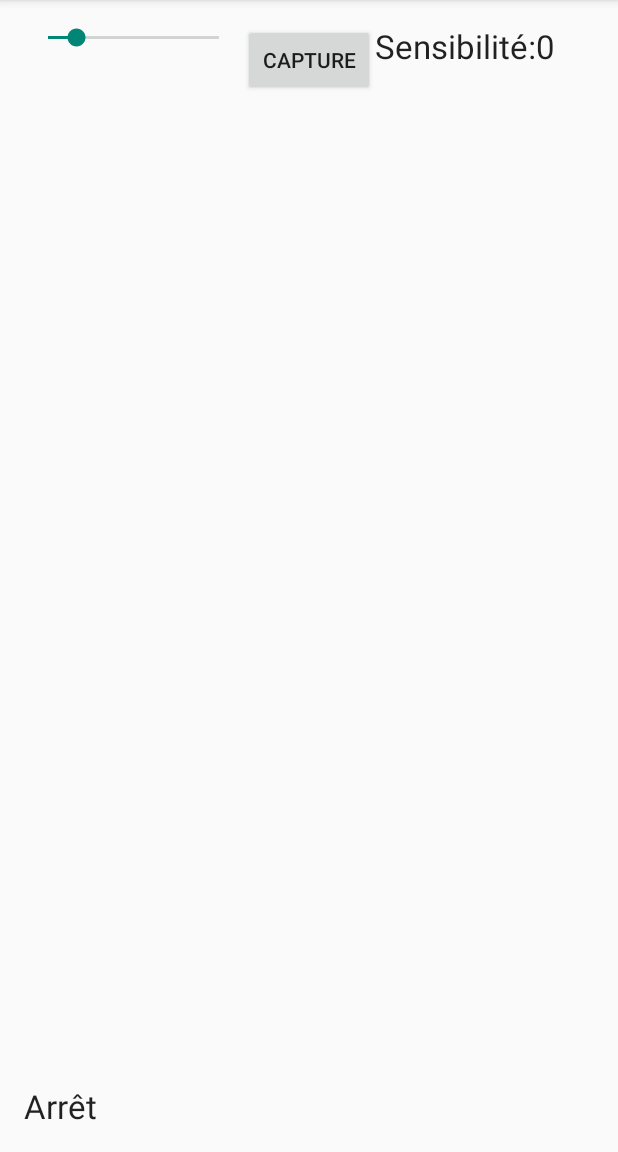
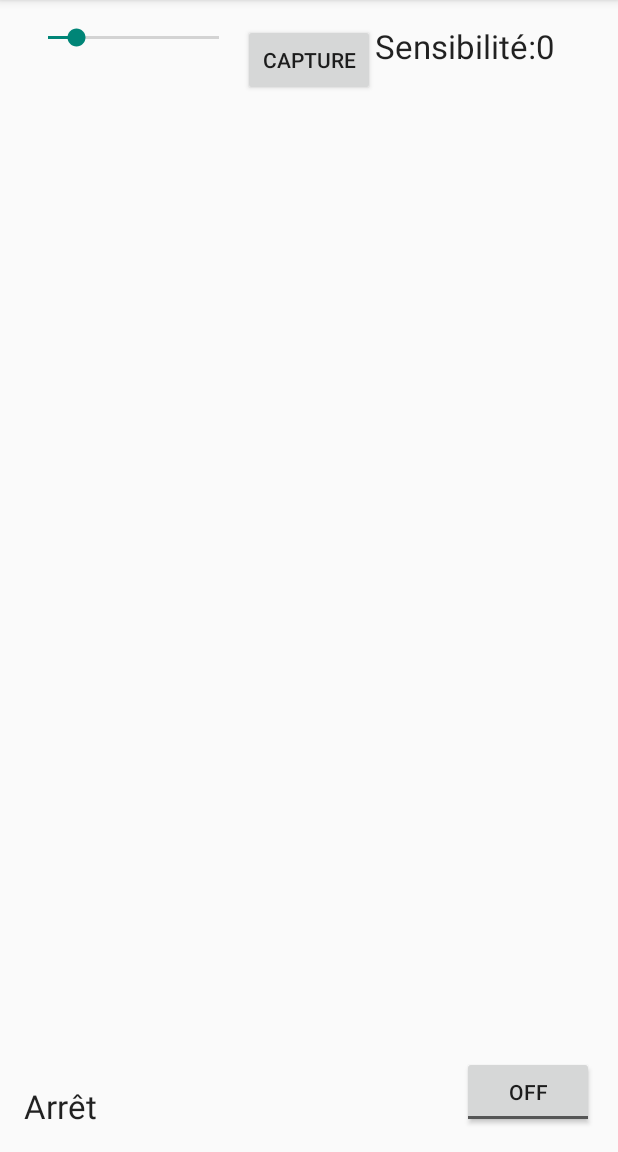
Before and after one commit to Late-Night-Coders/ReMoss, an Android app: the screen it shows after launch (MainActivity), on a phone screen of 412 x 824 dp, the part 84-1236 px from its top. Run offline under Robolectric (Android 15) with nearby library versions, the phone set to English and light mode, and no system bars.

Commit message:
Toggle Button Alarme :dollar:

```diff
--- a/app/src/main/java/stevenseesall/com/camera/MainActivity.java
+++ b/app/src/main/java/stevenseesall/com/camera/MainActivity.java
@@ -5,6 +5,7 @@ import android.content.pm.PackageManager;
 import android.hardware.Camera;
 import android.os.Bundle;
 import android.support.v7.app.ActionBarActivity;
+import android.util.Log;
 import android.view.Menu;
 import android.view.MenuItem;
 import android.view.View;
@@ -12,7 +13,9 @@ import android.widget.Button;
 import android.widget.EditText;
 import android.widget.FrameLayout;
 import android.widget.SeekBar;
+import android.widget.Switch;
 import android.widget.TextView;
+import android.widget.ToggleButton;
 
 public class MainActivity extends ActionBarActivity {
 
@@ -22,7 +25,7 @@ public class MainActivity extends ActionBarActivity {
         setContentView(R.layout.activity_main);
 
         ThreadCamera TC = new ThreadCamera(getApplicationContext(), this,(SeekBar) findViewById(R.id.seekBar),
-                (FrameLayout) findViewById(R.id.camera_preview), (TextView) findViewById(R.id.textView), (TextView) findViewById(R.id.textView3));
+                (FrameLayout) findViewById(R.id.camera_preview), (TextView) findViewById(R.id.textView), (TextView) findViewById(R.id.textView3), (ToggleButton) findViewById(R.id.toggleButton));
         TC.start();
 
         // Create an instance of Camera
@@ -60,4 +63,6 @@ public class MainActivity extends ActionBarActivity {
 
         return super.onOptionsItemSelected(item);
     }
+
+
 }
--- a/app/src/main/java/stevenseesall/com/camera/ThreadCamera.java
+++ b/app/src/main/java/stevenseesall/com/camera/ThreadCamera.java
@@ -11,11 +11,14 @@ import android.os.Looper;
 import android.util.Log;
 import android.view.SurfaceHolder;
 import android.view.SurfaceView;
+import android.widget.CompoundButton;
 import android.widget.EditText;
 import android.widget.FrameLayout;
 import android.widget.SeekBar;
+import android.widget.Switch;
 import android.widget.TextView;
 import android.widget.Toast;
+import android.widget.ToggleButton;
 
 import java.io.IOException;
 import java.util.List;
@@ -39,16 +42,36 @@ public class ThreadCamera extends Thread {
     TextView mMouvementTextView;
     Boolean mMouvement = false;
     Boolean isAlarmRunning = false;
+    ToggleButton mToggleButton;
+    Boolean isAlarmOn = false;
 
 
-    public ThreadCamera(Context context, Activity activity, SeekBar seekBar, FrameLayout frameLayout, TextView textView, TextView textViewMouvement) {
+    public ThreadCamera(final Context context, Activity activity, SeekBar seekBar, FrameLayout frameLayout, TextView textView,
+                        TextView textViewMouvement, ToggleButton toggleButton) {
         mContext = context;
         mActivity = activity;
         mSeekBar = seekBar;
         mFrameLayout = frameLayout;
         mTextView = textView;
         mMouvementTextView = textViewMouvement;
+        mToggleButton = toggleButton;
+
+        toggleButton.setOnCheckedChangeListener(new CompoundButton.OnCheckedChangeListener() {
+
+            @Override
+            public void onCheckedChanged(CompoundButton buttonView, boolean isChecked) {
+                if (buttonView.isChecked()) {
+                    isAlarmOn = true;
+                }
+                else {
+                    isAlarmOn = false;
+                }
+            }
+        });
     }
+
+
+
 
     public void run() {
         boolean hasCamera = checkCameraHardware(mContext);
@@ -276,16 +299,17 @@ public class ThreadCamera extends Thread {
                         }
                     });
 
-                    if(!isAlarmRunning) {
+                    if(!isAlarmRunning && isAlarmOn) {
                         new Thread(new Runnable() {
                             public void run() {
                                 isAlarmRunning = true;
                                 Uri notification = RingtoneManager.getDefaultUri(RingtoneManager.TYPE_RINGTONE);
                                 Ringtone r = RingtoneManager.getRingtone(mContext, notification);
                                 r.play();
-                                while(r.isPlaying()){
+                                while(r.isPlaying() && isAlarmOn){
 
                                 }
+                                r.stop();
                                 isAlarmRunning = false;
                             }
                         }).start();
@@ -351,3 +375,21 @@ public class ThreadCamera extends Thread {
         }
     }
 }
+
+
+/* Code validation alarme
+
+Uri alert = RingtoneManager.getDefaultUri(RingtoneManager.TYPE_ALARM);
+
+if(alert == null){
+    // alert is null, using backup
+    alert = RingtoneManager.getDefaultUri(RingtoneManager.TYPE_NOTIFICATION);
+
+    // I can't see this ever being null (as always have a default notification)
+    // but just incase
+    if(alert == null) {
+        // alert backup is null, using 2nd backup
+        alert = RingtoneManager.getDefaultUri(RingtoneManager.TYPE_RINGTONE);
+    }
+}
+ */
--- a/app/src/main/res/layout/activity_main.xml
+++ b/app/src/main/res/layout/activity_main.xml
@@ -15,8 +15,8 @@
         android:layout_toStartOf="@+id/button_capture"
         android:layout_alignParentRight="true"
         android:layout_alignParentEnd="true"
-        android:layout_above="@+id/textView3"
-        android:layout_below="@+id/button_capture">
+        android:layout_below="@+id/button_capture"
+        android:layout_above="@+id/toggleButton">
 
     </FrameLayout>
 
@@ -28,8 +28,6 @@
         android:text="Arrêt"
         android:id="@+id/textView3"
         android:layout_gravity="center_horizontal|bottom"
-        android:layout_alignRight="@+id/camera_preview"
-        android:layout_alignEnd="@+id/camera_preview"
         android:layout_alignParentBottom="true"
         android:layout_alignParentLeft="true"
         android:layout_alignParentStart="true" />
@@ -79,4 +77,13 @@
         android:layout_alignParentTop="true"
         android:layout_above="@+id/relativeLayout" />
 
+    <ToggleButton
+        android:layout_width="wrap_content"
+        android:layout_height="wrap_content"
+        android:id="@+id/toggleButton"
+        android:layout_alignParentBottom="true"
+        android:layout_alignParentRight="true"
+        android:layout_alignParentEnd="true"
+        android:checked="false"/>
+
 </RelativeLayout>
```
